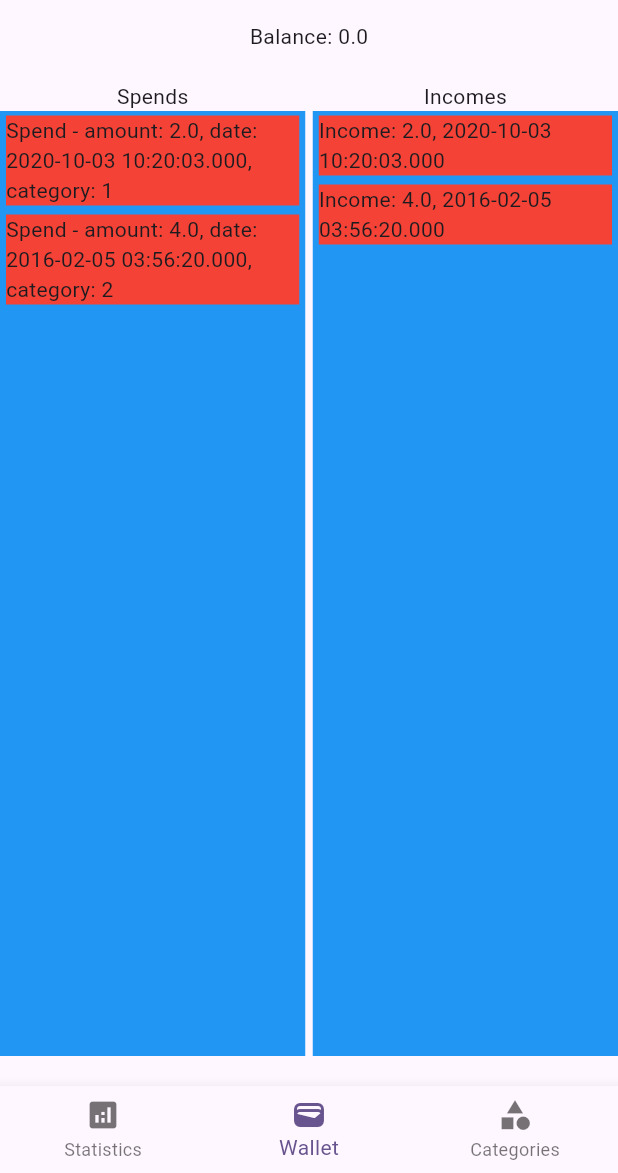
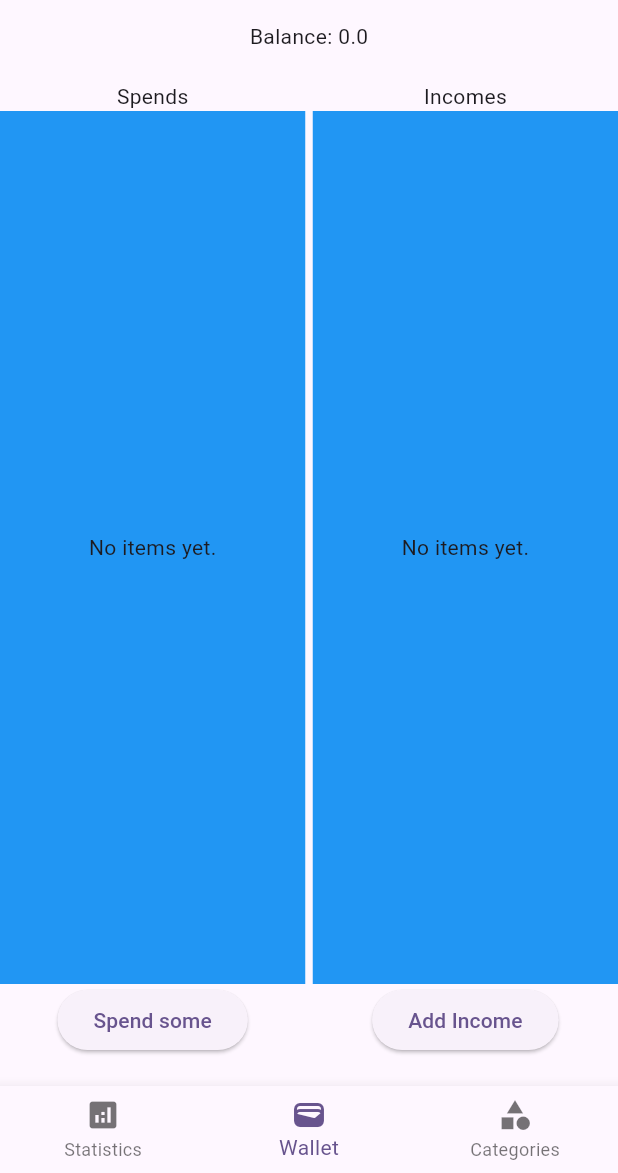
Before and after one commit to sepehrkianian09/flutter_project_sample_1, a Flutter app: the screen it shows after launch, on a phone screen of 412 x 824 dp, the part 63-1236 px from its top. Run offline on Flutter 3.47's test engine with Material 3 defaults, Android fonts, the phone set to English and light mode, and no system bars; our stand-ins replace flutter_form_builder, form_builder_validators, get, hive_ce_flutter; accounts and stored records are empty.

Commit message:
feat(wallet): init widgets related to spend and income
feat(spends): init addSpend widget

refactor(spends): extract AddSpendWidget class

feat(wallet): init AddIncome widget

feat(add-wallet): init add functionalities in the views

fix(add-wallet): fix errors related to these functionalities

refactor(wallet-controller): remove redundant code

feat(wallet): add reactivity related to incomes and spends

fix(wallet): fix consistency errors of spend and income

```diff
--- a/lib/controllers/statistics.dart
+++ b/lib/controllers/statistics.dart
@@ -9,7 +9,7 @@ class StatisticsController {
 
   Map<String, double> getTotalSpentPerCategory() {
     final categories = _categoryController.getCategories();
-    final spends = _walletController.getSpends();
+    final spends = _walletController.spends;
 
     final totalSpentPerCategory = <String, double>{};
 
--- a/lib/controllers/wallet.dart
+++ b/lib/controllers/wallet.dart
@@ -7,21 +7,6 @@ import 'package:project_1/services/transaction.dart';
 class WalletController {
   final _categoryController = Get.find<CategoryController>();
   final _transactionService = Get.find<TransactionService>();
-
-  List<Spend> getSpends() {
-    return [
-      Spend(
-        amount: 2.0,
-        date: DateTime(2020, 10, 3, 10, 20, 3),
-        categoryId: '1',
-      ),
-      Spend(
-        amount: 4.0,
-        date: DateTime(2016, 2, 5, 3, 56, 20),
-        categoryId: '2',
-      ),
-    ];
-  }
 
   spendMoney({
     required double amount,
@@ -39,17 +24,13 @@ class WalletController {
     }
 
     final theDate = date ?? DateTime.now();
-
-    _transactionService.addSpend(
-      Spend(amount: amount, date: theDate, categoryId: categoryId),
+    final theSpend = Spend(
+      amount: amount,
+      date: theDate,
+      categoryId: categoryId,
     );
-  }
-
-  List<Income> getIncomes() {
-    return [
-      Income(amount: 2.0, date: DateTime(2020, 10, 3, 10, 20, 3)),
-      Income(amount: 4.0, date: DateTime(2016, 2, 5, 3, 56, 20)),
-    ];
+    _transactionService.addSpend(theSpend);
+    spends.add(theSpend);
   }
 
   addIncome({required double amount, DateTime? date}) {
@@ -58,18 +39,32 @@ class WalletController {
     }
 
     final theDate = date ?? DateTime.now();
-
-    _transactionService.addIncome(Income(amount: amount, date: theDate));
+    final theIncome = Income(amount: amount, date: theDate);
+    _transactionService.addIncome(theIncome);
+    incomes.add(theIncome);
   }
 
   static double _sum(Iterable<double> aList) {
+    if (aList.isEmpty) {
+      return 0;
+    }
+    if (aList.length == 1) {
+      return aList.first;
+    }
     return aList.reduce((a, b) => a + b);
   }
 
   double getBalance({DateTime? date}) {
-    final incomeAmount = _sum(getIncomes().map((income) => income.amount));
-    final spendAmount = _sum(getSpends().map((spend) => spend.amount));
+    final incomeAmount = _sum(incomes.map((income) => income.amount));
+    final spendAmount = _sum(spends.map((spend) => spend.amount));
 
     return incomeAmount - spendAmount;
   }
+
+  RxList<Income> incomes;
+  RxList<Spend> spends;
+  WalletController() : incomes = <Income>[].obs, spends = <Spend>[].obs {
+    incomes.value = _transactionService.getIncomes();
+    spends.value = _transactionService.getSpends();
+  }
 }
--- a/lib/services/category.dart
+++ b/lib/services/category.dart
@@ -27,7 +27,7 @@ class CategoryService {
       if (_storage.containsKey('categories')) {
         _categories = _categorySerializer.parse(_storage.get('categories'));
       } else {
-        _categories = [];
+        _categories = [Category(name: '1')];
       }
     }
     return _categories!;
--- a/lib/services/parser.dart
+++ b/lib/services/parser.dart
@@ -9,7 +9,7 @@ class ListSerializer<T> {
 
   ListSerializer(this._objectSerializer);
 
-  List<T> parse(List<Map<String, dynamic>> aTJSonList) {
+  List<T> parse(List<dynamic> aTJSonList) {
     return aTJSonList
         .map(
           (aTJSon) =>
--- a/lib/services/transaction.dart
+++ b/lib/services/transaction.dart
@@ -41,41 +41,47 @@ class IncomeParser extends ObjectParser<Income> {
 }
 
 class TransactionService {
+  TransactionService() {
+    _retrieveIncomes();
+    _retrieveSpends();
+  }
+
   final _storage = Get.find<DataStorage>();
 
+  List<Income> _incomes = [];
   final _incomeSerializer = ListSerializer<Income>(IncomeParser());
-  List<Income>? _incomes;
-  List<Income> getIncomes() {
-    if (_incomes == null) {
+
+  void _retrieveIncomes() {
     if (_storage.containsKey('incomes')) {
       _incomes = _incomeSerializer.parse(_storage.get('incomes'));
-      } else {
-        _incomes = [];
     }
   }
-    return _incomes!;
+
+  List<Income> getIncomes() {
+    return _incomes.toList();
   }
 
   addIncome(Income anIncome) {
-    getIncomes().add(anIncome);
-    _storage.add('incomes', _incomeSerializer.stringify(getIncomes()));
+    _incomes.add(anIncome);
+    _storage.add('incomes', _incomeSerializer.stringify(_incomes));
   }
 
+
+  List<Spend> _spends = [];
   final _spendSerializer = ListSerializer<Spend>(SpendParser());
-  List<Spend>? _spends;
-  List<Spend> getSpends() {
-    if (_incomes == null) {
+
+  void _retrieveSpends() {
     if (_storage.containsKey('spends')) {
       _spends = _spendSerializer.parse(_storage.get('spends'));
-      } else {
-        _spends = [];
     }
   }
-    return _spends!;
+
+  List<Spend> getSpends() {
+    return _spends.toList();
   }
 
   addSpend(Spend aSpend) {
-    getSpends().add(aSpend);
-    _storage.add('spends', _spendSerializer.stringify(getSpends()));
+    _spends.add(aSpend);
+    _storage.add('spends', _spendSerializer.stringify(_spends));
   }
 }
--- a/lib/views/dashboard/wallet.dart
+++ b/lib/views/dashboard/wallet.dart
@@ -1,41 +1,54 @@
 import 'package:flutter/material.dart';
-import 'package:flutter/widgets.dart';
 import 'package:get/get.dart';
 import 'package:project_1/controllers/wallet.dart';
-import 'package:project_1/models/income.dart';
-import 'package:project_1/models/spend.dart';
+import 'package:project_1/views/dashboard/addIncome.dart';
+import 'package:project_1/views/dashboard/addSpend.dart';
 
 class SpendIncomeLayoutWidget extends StatelessWidget {
-  final elements;
+  final RxList elements;
 
-  const SpendIncomeLayoutWidget({this.elements});
+  const SpendIncomeLayoutWidget({super.key, required this.elements});
 
+  Widget _listView(BuildContext context) {
+    return Obx(() {
+      if (elements.isEmpty) {
+        return Center(child: Text('No items yet.'));
+      }
+      return ListView.builder(
+        itemCount: elements.length,
+        itemBuilder: (context, index) {
+          return Container(
+            alignment: Alignment.center,
+            margin: EdgeInsets.symmetric(vertical: 3.0, horizontal: 4.0),
+            color: Colors.red,
+            child: Text(elements[index].toString()),
+          );
+          // return ListTile(
+          //   title: Text(elements[index]),
+          //   trailing: IconButton(
+          //     icon: Icon(Icons.delete),
+          //     onPressed: () => controller.removeItem(index),
+          //   ),
+          // );
+        },
+      );
+    });
+  }
+
+  @override
   Widget build(BuildContext context) {
     return Container(
       alignment: Alignment.center,
       color: Colors.blue,
-      child: ListView(
-        children:
-            elements
-                .map<Widget>(
-                  (element) => Container(
-                    alignment: Alignment.center,
-                    margin: EdgeInsets.symmetric(
-                      vertical: 3.0,
-                      horizontal: 4.0,
-                    ),
-                    color: Colors.red,
-                    child: Text(element.toString()),
-                  ),
-                )
-                .toList(),
-      ),
+      child: _listView(context),
     );
   }
 }
 
 class WalletWidget extends StatelessWidget {
-  final _controller = Get.find<WalletController>();
+  final controller = Get.find<WalletController>();
+
+  WalletWidget({super.key});
 
   Widget getCenteredWidget({required children}) {
     return Container(
@@ -44,11 +57,23 @@ class WalletWidget extends StatelessWidget {
     );
   }
 
+  void showModal(BuildContext context, Widget innerWidget) {
+    showModalBottomSheet(
+      context: context,
+      shape: RoundedRectangleBorder(
+        borderRadius: BorderRadius.vertical(top: Radius.circular(20)),
+      ),
+      builder:
+          (context) =>
+              Padding(padding: const EdgeInsets.all(16.0), child: innerWidget),
+    );
+  }
+
   @override
   Widget build(BuildContext context) {
     return Column(
       children: [
-        Center(child: Text("Balance: ${_controller.getBalance()}")),
+        Center(child: Obx(() => Text("Balance: ${controller.getBalance()}"))),
         Expanded(
           child: Row(
             spacing: 5.0,
@@ -59,8 +84,12 @@ class WalletWidget extends StatelessWidget {
                     Center(child: Text("Spends")),
                     Expanded(
                       child: SpendIncomeLayoutWidget(
-                        elements: _controller.getSpends(),
-                      ),
+                          elements: controller.spends,
+                        ),
+                    ),
+                    ElevatedButton(
+                      onPressed: () => showModal(context, AddSpendWidget()),
+                      child: Text("Spend some"),
                     ),
                   ],
                 ),
@@ -71,8 +100,12 @@ class WalletWidget extends StatelessWidget {
                     Center(child: Text("Incomes")),
                     Expanded(
                       child: SpendIncomeLayoutWidget(
-                        elements: _controller.getIncomes(),
-                      ),
+                          elements: controller.incomes,
+                        ),
+                    ),
+                    ElevatedButton(
+                      onPressed: () => showModal(context, AddIncomeWidget()),
+                      child: Text("Add Income"),
                     ),
                   ],
                 ),
```
Also changed, not shown: lib/views/dashboard/addIncome.dart (added, +67 -0 lines), lib/views/dashboard/addSpend.dart (added, +72 -0 lines). Lines whose indentation alone changed are shown as unchanged.
